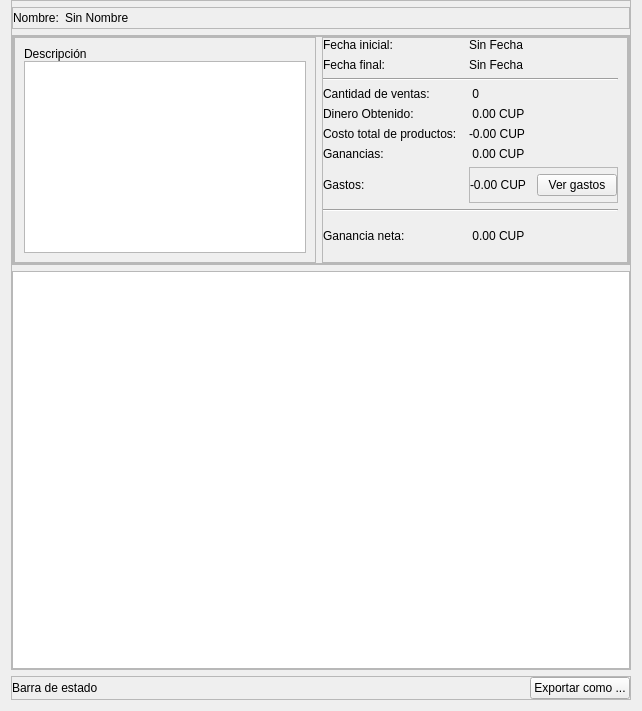
Qt form view/ui/custom_report_visualization.ui (R0land013/blue-pos) before a commit.
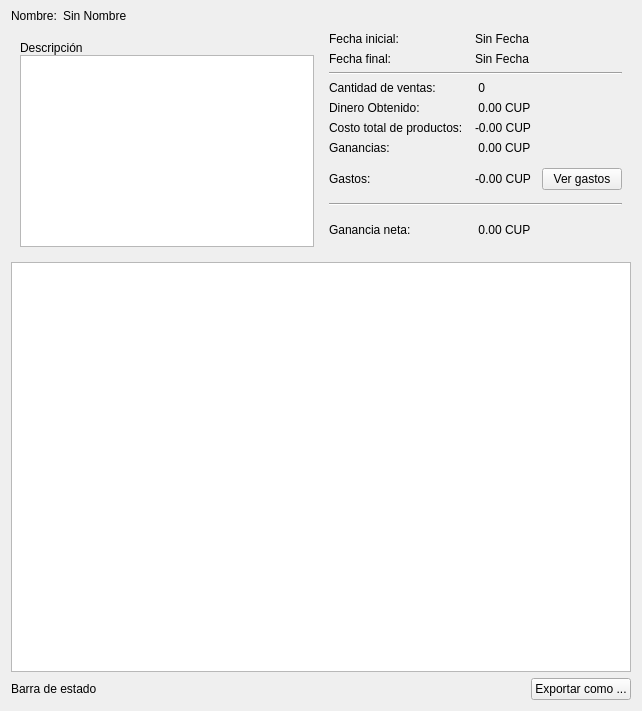
The same form after that commit.

Commit message:
Style: Se eliminaron los bordes de los frames de la app
	Los bordes se mostraban en Gnome, pero en windows no se mostraban.

Diff of the .ui file:
```diff
--- a/view/ui/custom_report_visualization.ui
+++ b/view/ui/custom_report_visualization.ui
@@ -20,7 +20,7 @@
    <item>
     <widget class="QFrame" name="main_content_frame">
      <property name="frameShape">
-      <enum>QFrame::StyledPanel</enum>
+      <enum>QFrame::NoFrame</enum>
      </property>
      <property name="frameShadow">
       <enum>QFrame::Raised</enum>
@@ -57,7 +57,7 @@
          </sizepolicy>
         </property>
         <property name="frameShape">
-         <enum>QFrame::StyledPanel</enum>
+         <enum>QFrame::NoFrame</enum>
         </property>
         <property name="frameShadow">
          <enum>QFrame::Raised</enum>
@@ -120,7 +120,7 @@
       <item>
        <widget class="QFrame" name="frame_7">
         <property name="frameShape">
-         <enum>QFrame::StyledPanel</enum>
+         <enum>QFrame::NoFrame</enum>
         </property>
         <property name="frameShadow">
          <enum>QFrame::Raised</enum>
@@ -141,7 +141,7 @@
          <item>
           <widget class="QFrame" name="frame_6">
            <property name="frameShape">
-            <enum>QFrame::StyledPanel</enum>
+            <enum>QFrame::NoFrame</enum>
            </property>
            <property name="frameShadow">
             <enum>QFrame::Raised</enum>
@@ -162,7 +162,7 @@
             <item>
              <widget class="QFrame" name="frame_8">
               <property name="frameShape">
-               <enum>QFrame::StyledPanel</enum>
+               <enum>QFrame::NoFrame</enum>
               </property>
               <property name="frameShadow">
                <enum>QFrame::Raised</enum>
@@ -203,7 +203,7 @@
             <item>
              <widget class="QFrame" name="frame_3">
               <property name="frameShape">
-               <enum>QFrame::StyledPanel</enum>
+               <enum>QFrame::NoFrame</enum>
               </property>
               <property name="frameShadow">
                <enum>QFrame::Raised</enum>
@@ -376,7 +376,7 @@
                <item row="7" column="1">
                 <widget class="QFrame" name="frame_4">
                  <property name="frameShape">
-                  <enum>QFrame::StyledPanel</enum>
+                  <enum>QFrame::NoFrame</enum>
                  </property>
                  <property name="frameShadow">
                   <enum>QFrame::Raised</enum>
@@ -448,7 +448,7 @@
    <item>
     <widget class="QFrame" name="frame">
      <property name="frameShape">
-      <enum>QFrame::StyledPanel</enum>
+      <enum>QFrame::NoFrame</enum>
      </property>
      <property name="frameShadow">
       <enum>QFrame::Raised</enum>
```
Left out of the diff: 2 changed lines with no effect on the pictures. The commit also changes 20 other files.
